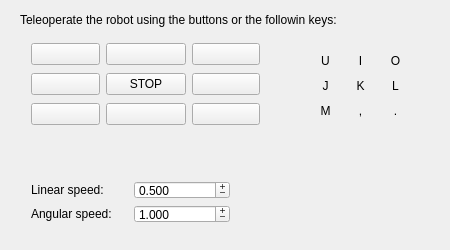
Before: the Qt Designer form Resources/pioneer_3dx_ros/pioneer_key_teleop/src/pioneer_key_teleop.ui in RovisLab/ROS-Nodes, drawn with Qt 5.
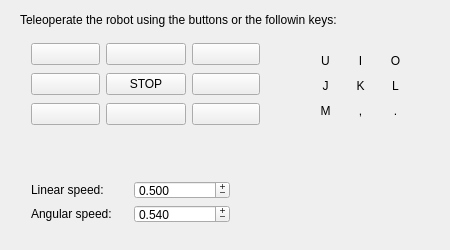
After: the same form once the commit is applied. Icons and pictures are not drawn.

Patch:
```diff
--- a/Resources/pioneer_3dx_ros/pioneer_key_teleop/src/pioneer_key_teleop.ui
+++ b/Resources/pioneer_3dx_ros/pioneer_key_teleop/src/pioneer_key_teleop.ui
@@ -319,7 +319,7 @@
          <double>0.050000000000000</double>
         </property>
         <property name="value">
-         <double>1.000000000000000</double>
+         <double>0.540000000000000</double>
         </property>
        </widget>
       </item>
```
